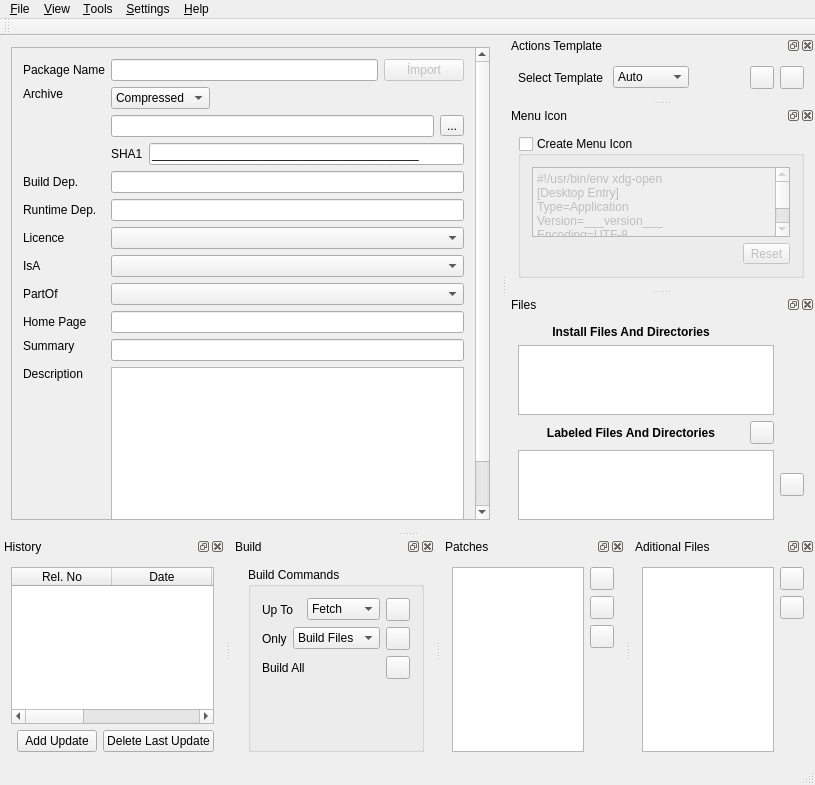
Before: the Qt Designer form mainwindow.ui in huseyinkozan/PiSiDo, drawn with Qt 5.
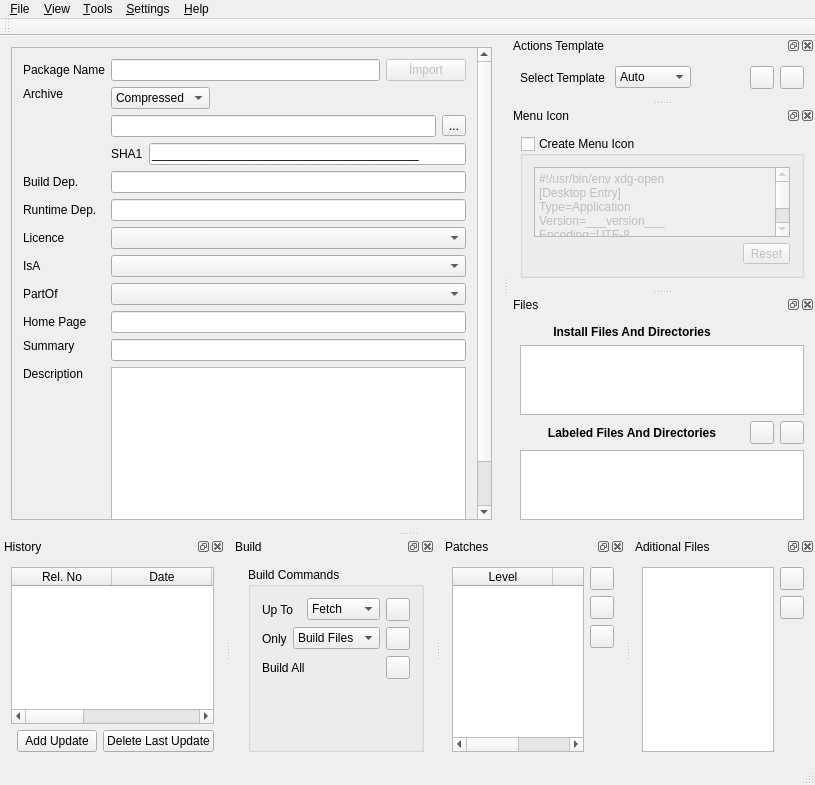
After: the same form once the commit is applied. Icons and pictures are not drawn. Custom widgets are drawn as their Qt base class.

The edit to the form file:
```diff
--- a/mainwindow.ui
+++ b/mainwindow.ui
@@ -31,7 +31,7 @@
         <rect>
          <x>0</x>
          <y>0</y>
-         <width>325</width>
+         <width>451</width>
          <height>530</height>
         </rect>
        </property>
@@ -828,7 +828,7 @@
        </property>
       </widget>
      </item>
-     <item row="1" column="0" colspan="2">
+     <item row="1" column="0" colspan="3">
       <widget class="QTreeView" name="treeV_files"/>
      </item>
      <item row="2" column="0">
@@ -847,8 +847,21 @@
        </property>
       </widget>
      </item>
-     <item row="4" column="0" colspan="2">
-      <widget class="QTableWidget" name="tableW_files"/>
+     <item row="4" column="0" colspan="3">
+      <widget class="QTableWidget" name="tableW_files">
+       <property name="alternatingRowColors">
+        <bool>true</bool>
+       </property>
+       <property name="selectionMode">
+        <enum>QAbstractItemView::SingleSelection</enum>
+       </property>
+       <property name="selectionBehavior">
+        <enum>QAbstractItemView::SelectRows</enum>
+       </property>
+       <attribute name="verticalHeaderVisible">
+        <bool>false</bool>
+       </attribute>
+      </widget>
      </item>
      <item row="2" column="1">
       <widget class="QToolButton" name="toolButton">
@@ -861,7 +874,7 @@
        </property>
       </widget>
      </item>
-     <item row="4" column="2">
+     <item row="2" column="2">
       <widget class="QToolButton" name="toolButton_2">
        <property name="text">
         <string/>
@@ -885,7 +898,42 @@
    <widget class="QWidget" name="dw_patches_contents">
     <layout class="QGridLayout" name="gridLayout_8">
      <item row="0" column="0" rowspan="4">
-      <widget class="QTableWidget" name="tableW_patches"/>
+      <widget class="QTableWidget" name="tableW_patches">
+       <property name="alternatingRowColors">
+        <bool>true</bool>
+       </property>
+       <property name="selectionMode">
+        <enum>QAbstractItemView::SingleSelection</enum>
+       </property>
+       <property name="selectionBehavior">
+        <enum>QAbstractItemView::SelectRows</enum>
+       </property>
+       <property name="textElideMode">
+        <enum>Qt::ElideMiddle</enum>
+       </property>
+       <property name="wordWrap">
+        <bool>false</bool>
+       </property>
+       <property name="cornerButtonEnabled">
+        <bool>false</bool>
+       </property>
+       <attribute name="horizontalHeaderStretchLastSection">
+        <bool>true</bool>
+       </attribute>
+       <attribute name="verticalHeaderVisible">
+        <bool>false</bool>
+       </attribute>
+       <column>
+        <property name="text">
+         <string>Level</string>
+        </property>
+       </column>
+       <column>
+        <property name="text">
+         <string>Name</string>
+        </property>
+       </column>
+      </widget>
      </item>
      <item row="2" column="2">
       <widget class="QToolButton" name="tb_patch_delete">
```
Left out of the diff: 6 changed lines with no effect on the pictures.
